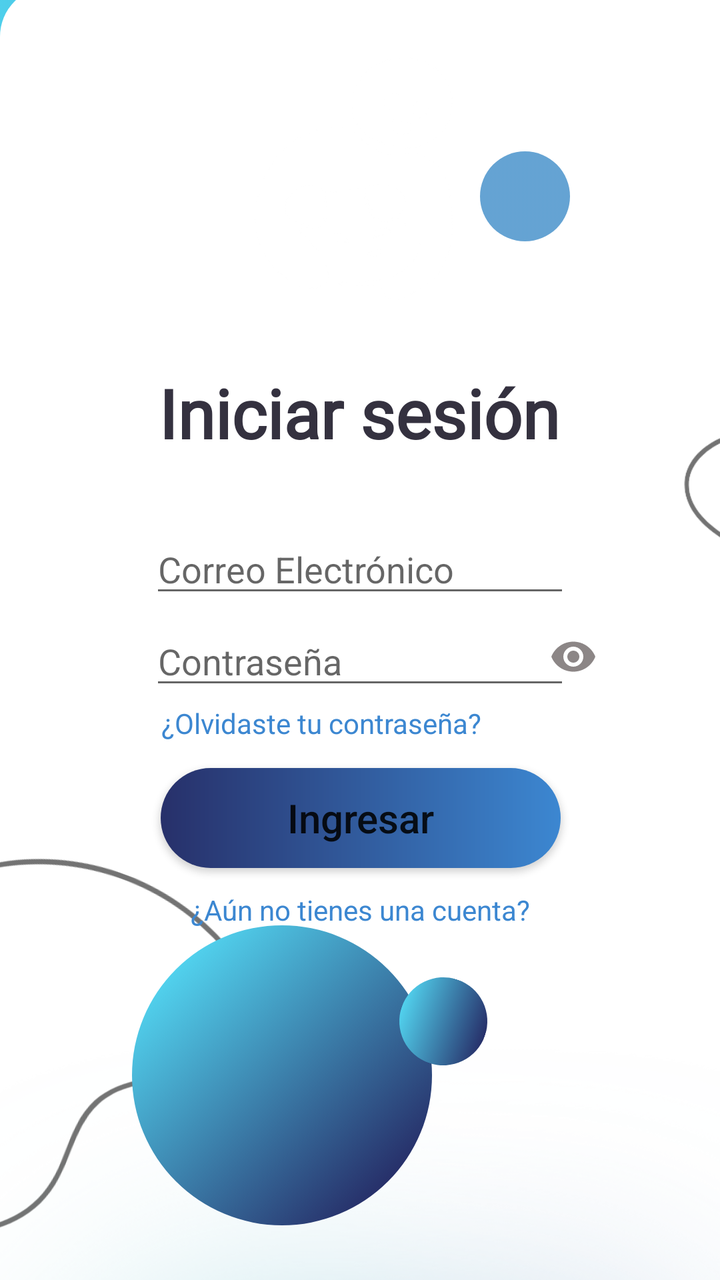
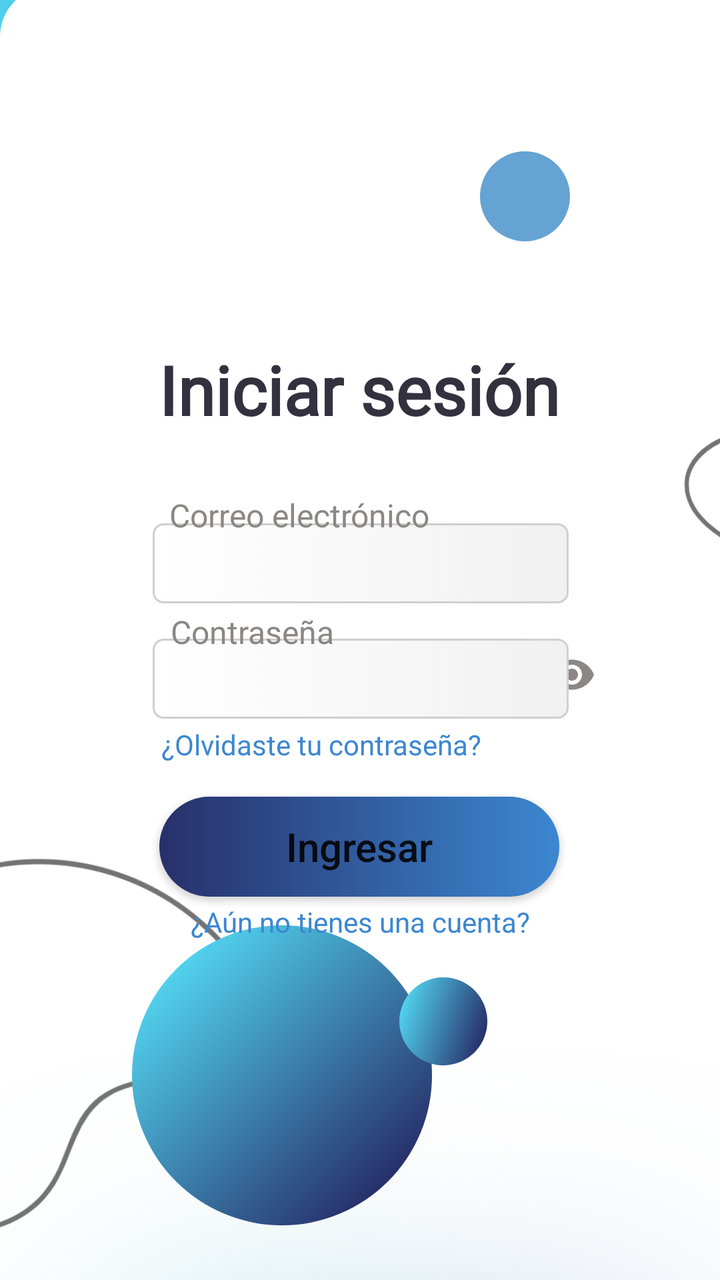

Before-and-after screenshots of an Android layout around one commit, followed by the original layout XML and the change that was made.
<!-- AndroidManifest.xml: application theme Theme.OnePetApp.NoActionBar -->
<!-- res/layout/activity_iniciarsesion.xml -->
<?xml version="1.0" encoding="utf-8"?>
<androidx.constraintlayout.widget.ConstraintLayout xmlns:android="http://schemas.android.com/apk/res/android"
    xmlns:app="http://schemas.android.com/apk/res-auto"
    xmlns:tools="http://schemas.android.com/tools"
    android:id="@+id/main"
    android:layout_width="match_parent"
    android:layout_height="match_parent"
    android:background="#61777C"
    android:backgroundTint="#52B6CC"
    tools:context=".iniciarsesion">

    <androidx.constraintlayout.widget.ConstraintLayout
        android:layout_width="match_parent"
        android:layout_height="match_parent"
        android:background="@drawable/fondologin"
        android:backgroundTint="#52B6CC"
        android:foregroundTint="#4ECFEB"
        app:backgroundTint="@null">

        <ImageView
            android:id="@+id/imageView55"
            android:layout_width="464dp"
            android:layout_height="216dp"
            app:layout_constraintBottom_toBottomOf="@+id/imageView28"
            app:layout_constraintTop_toTopOf="parent"
            app:layout_constraintVertical_bias="0.0"
            app:srcCompat="@drawable/fondosplash"
            tools:layout_editor_absoluteX="-21dp" />

        <ImageView
            android:id="@+id/imageView70"
            android:layout_width="163dp"
            android:layout_height="156dp"
            android:layout_marginEnd="272dp"
            android:rotation="53"
            app:layout_constraintBottom_toBottomOf="parent"
            app:layout_constraintEnd_toEndOf="parent"
            app:layout_constraintTop_toTopOf="parent"
            app:layout_constraintVertical_bias="0.147"
            app:srcCompat="@drawable/circuloop3" />

        <ImageView
            android:id="@+id/imageView72"
            android:layout_width="412dp"
            android:layout_height="246dp"
            android:alpha="0.2"
            app:layout_constraintBottom_toBottomOf="@+id/imageView28"
            app:layout_constraintEnd_toEndOf="parent"
            app:layout_constraintStart_toStartOf="parent"
            app:layout_constraintTop_toTopOf="parent"
            app:layout_constraintVertical_bias="0.318"
            app:srcCompat="@drawable/rectangulosombra" />

        <ImageView
            android:id="@+id/imageView28"
            android:layout_width="410dp"
            android:layout_height="647dp"
            app:layout_constraintBottom_toBottomOf="parent"
            app:layout_constraintEnd_toEndOf="parent"
            app:layout_constraintHorizontal_bias="0.0"
            app:layout_constraintStart_toStartOf="parent"
            app:layout_constraintTop_toTopOf="parent"
            app:layout_constraintVertical_bias="1.0"
            app:srcCompat="@drawable/rectangulowis" />

        <TextView
            android:id="@+id/textView10"
            android:layout_width="wrap_content"
            android:layout_height="wrap_content"
            android:fontFamily="@font/alata"
            android:text="Iniciar sesión"
            android:textColor="#34313F"
            android:textSize="34dp"
            android:textStyle="bold"
            app:layout_constraintBottom_toBottomOf="parent"
            app:layout_constraintEnd_toEndOf="parent"
            app:layout_constraintHorizontal_bias="0.497"
            app:layout_constraintStart_toStartOf="parent"
            app:layout_constraintTop_toTopOf="parent"
            app:layout_constraintVertical_bias="0.309" />

        <Button
            android:id="@+id/btniniciarsesionhome"
            android:layout_width="200dp"
            android:layout_height="50dp"
            android:background="@drawable/btnazul"
            android:text="Ingresar"
            android:textAllCaps="false"
            android:textSize="20sp"
            app:backgroundTint="@null"
            app:layout_constraintBottom_toBottomOf="@+id/imageView28"
            app:layout_constraintEnd_toEndOf="parent"
            app:layout_constraintHorizontal_bias="0.502"
            app:layout_constraintStart_toStartOf="parent"
            app:layout_constraintTop_toTopOf="parent"
            app:layout_constraintVertical_bias="0.651" />

        <EditText
            android:id="@+id/txtcorreoiniciar"
            android:layout_width="wrap_content"
            android:layout_height="wrap_content"
            android:ems="10"
            android:hint="Correo Electrónico"
            android:inputType="text"
            app:layout_constraintBottom_toBottomOf="parent"
            app:layout_constraintEnd_toEndOf="parent"
            app:layout_constraintStart_toStartOf="parent"
            app:layout_constraintTop_toTopOf="parent"
            app:layout_constraintVertical_bias="0.438" />

        <EditText
            android:id="@+id/txtcontrasenainicio"
            android:layout_width="wrap_content"
            android:layout_height="wrap_content"
            android:ems="10"
            android:hint="Contraseña"
            android:inputType="textPassword"
            app:layout_constraintBottom_toBottomOf="parent"
            app:layout_constraintEnd_toEndOf="parent"
            app:layout_constraintStart_toStartOf="parent"
            app:layout_constraintTop_toTopOf="parent"
            app:layout_constraintVertical_bias="0.515" />

        <TextView
            android:id="@+id/btnrecuperarcontra"
            android:layout_width="wrap_content"
            android:layout_height="wrap_content"
            android:text="¿Olvidaste tu contraseña?"
            android:textColor="#3C87D1"
            app:layout_constraintBottom_toBottomOf="parent"
            app:layout_constraintEnd_toEndOf="parent"
            app:layout_constraintHorizontal_bias="0.404"
            app:layout_constraintStart_toStartOf="parent"
            app:layout_constraintTop_toTopOf="parent"
            app:layout_constraintVertical_bias="0.567" />

        <ImageButton
            android:id="@+id/btnVolverIS"
            android:layout_width="wrap_content"
            android:layout_height="wrap_content"
            android:backgroundTint="#00FFFFFF"
            android:tint="#FFFFFF"
            app:layout_constraintBottom_toBottomOf="@+id/imageView28"
            app:layout_constraintEnd_toEndOf="parent"
            app:layout_constraintHorizontal_bias="0.044"
            app:layout_constraintStart_toStartOf="parent"
            app:layout_constraintTop_toTopOf="parent"
            app:layout_constraintVertical_bias="0.019"
            app:srcCompat="@drawable/baseline_arrow_back_ios_24" />

        <ImageView
            android:id="@+id/imageView111"
            android:layout_width="216dp"
            android:layout_height="228dp"
            android:layout_marginEnd="240dp"
            android:rotation="-70"
            android:rotationY="0"
            app:layout_constraintBottom_toBottomOf="parent"
            app:layout_constraintEnd_toEndOf="parent"
            app:layout_constraintTop_toTopOf="parent"
            app:layout_constraintVertical_bias="0.99"
            app:srcCompat="@drawable/blobdos" />

        <ImageView
            android:id="@+id/imageView60"
            android:layout_width="wrap_content"
            android:layout_height="wrap_content"
            android:layout_marginTop="392dp"
            app:layout_constraintEnd_toEndOf="parent"
            app:layout_constraintHorizontal_bias="0.0"
            app:layout_constraintStart_toStartOf="parent"
            app:layout_constraintTop_toTopOf="parent"
            app:srcCompat="@drawable/degcelesteinf" />

        <ImageView
            android:id="@+id/imageView67"
            android:layout_width="94dp"
            android:layout_height="206dp"
            android:layout_marginStart="332dp"
            app:layout_constraintBottom_toBottomOf="parent"
            app:layout_constraintStart_toStartOf="parent"
            app:layout_constraintTop_toTopOf="parent"
            app:layout_constraintVertical_bias="0.428"
            app:srcCompat="@drawable/halfblob1" />

        <ImageView
            android:id="@+id/imageView68"
            android:layout_width="124dp"
            android:layout_height="124dp"
            android:layout_marginStart="308dp"
            android:layout_marginBottom="732dp"
            android:alpha="0.6"
            android:rotation="23"
            app:layout_constraintBottom_toBottomOf="parent"
            app:layout_constraintStart_toStartOf="parent"
            app:srcCompat="@drawable/circuloop2" />

        <ImageView
            android:id="@+id/imageView69"
            android:layout_width="45dp"
            android:layout_height="45dp"
            android:alpha="0.8"
            app:layout_constraintBottom_toBottomOf="parent"
            app:layout_constraintEnd_toEndOf="parent"
            app:layout_constraintHorizontal_bias="0.762"
            app:layout_constraintStart_toStartOf="parent"
            app:layout_constraintTop_toTopOf="parent"
            app:layout_constraintVertical_bias="0.127"
            app:srcCompat="@drawable/circuloop2" />

        <ImageView
            android:id="@+id/imageView71"
            android:layout_width="122dp"
            android:layout_height="141dp"
            app:layout_constraintBottom_toBottomOf="@+id/imageView28"
            app:layout_constraintEnd_toEndOf="parent"
            app:layout_constraintHorizontal_bias="0.498"
            app:layout_constraintStart_toStartOf="parent"
            app:layout_constraintTop_toTopOf="parent"
            app:layout_constraintVertical_bias="0.038"
            app:srcCompat="@drawable/logowhite" />

        <ImageButton
            android:id="@+id/btnojolog"
            android:layout_width="wrap_content"
            android:layout_height="wrap_content"
            android:backgroundTint="#00FFFFFF"
            android:tint="#8C8686"
            app:layout_constraintBottom_toBottomOf="parent"
            app:layout_constraintEnd_toEndOf="parent"
            app:layout_constraintHorizontal_bias="0.842"
            app:layout_constraintStart_toStartOf="parent"
            app:layout_constraintTop_toTopOf="parent"
            app:layout_constraintVertical_bias="0.514"
            app:srcCompat="@drawable/eyeantifragile" />

        <ImageView
            android:id="@+id/imageView54"
            android:layout_width="150dp"
            android:layout_height="150dp"
            android:rotation="45"
            app:layout_constraintBottom_toBottomOf="parent"
            app:layout_constraintEnd_toEndOf="parent"
            app:layout_constraintHorizontal_bias="0.314"
            app:layout_constraintStart_toStartOf="parent"
            app:layout_constraintTop_toTopOf="parent"
            app:layout_constraintVertical_bias="0.944"
            app:srcCompat="@drawable/circulocelesteazul" />

        <ImageView
            android:id="@+id/imageView110"
            android:layout_width="44dp"
            android:layout_height="44dp"
            android:rotation="19"
            app:layout_constraintBottom_toBottomOf="@+id/imageView28"
            app:layout_constraintEnd_toEndOf="parent"
            app:layout_constraintHorizontal_bias="0.632"
            app:layout_constraintStart_toStartOf="parent"
            app:layout_constraintTop_toTopOf="parent"
            app:layout_constraintVertical_bias="0.82"
            app:srcCompat="@drawable/circulocelesteazul" />

        <ImageView
            android:id="@+id/imageView64"
            android:layout_width="wrap_content"
            android:layout_height="wrap_content"
            android:layout_marginTop="684dp"
            app:layout_constraintEnd_toEndOf="parent"
            app:layout_constraintHorizontal_bias="0.992"
            app:layout_constraintStart_toStartOf="parent"
            app:layout_constraintTop_toTopOf="parent"
            app:srcCompat="@drawable/imagenconejo1" />

        <TextView
            android:id="@+id/txtNoCuenta"
            android:layout_width="wrap_content"
            android:layout_height="wrap_content"
            android:text="¿Aún no tienes una cuenta?"
            android:textColor="#3C87D1"
            app:layout_constraintBottom_toBottomOf="parent"
            app:layout_constraintEnd_toEndOf="parent"
            app:layout_constraintStart_toStartOf="parent"
            app:layout_constraintTop_toTopOf="parent"
            app:layout_constraintVertical_bias="0.717" />

    </androidx.constraintlayout.widget.ConstraintLayout>

</androidx.constraintlayout.widget.ConstraintLayout>
<!-- resources referenced by this layout -->
<resources>
  <!-- drawable baseline_arrow_back_ios_24 (drawable) -->
  <vector xmlns:android="http://schemas.android.com/apk/res/android" android:autoMirrored="true" android:height="24dp" android:tint="#000000" android:viewportHeight="24" android:viewportWidth="24" android:width="24dp">
        
      <path android:fillColor="@android:color/white" android:pathData="M11.67,3.87L9.9,2.1 0,12l9.9,9.9 1.77,-1.77L3.54,12z"/>
      
  </vector>
  <!-- drawable btnazul (drawable) -->
  <?xml version="1.0" encoding="utf-8"?>
  <shape xmlns:android="http://schemas.android.com/apk/res/android"
      android:shape="rectangle">
      <gradient
          android:startColor="#27306A"
          android:endColor="#3C87D1">
      </gradient>
      <corners android:radius="1000dp"></corners>
  </shape>
  <!-- drawable circulocelesteazul (drawable) -->
  <?xml version="1.0" encoding="utf-8"?>
  <selector xmlns:android="http://schemas.android.com/apk/res/android">
      <item>
          <shape>
              <gradient
                  android:startColor="#51D1ED"
                  android:endColor="#27306A">
              </gradient>
              <corners android:radius="1000dp"></corners>
          </shape>
      </item>
  </selector>
  <!-- drawable circuloop2 (drawable) -->
  <?xml version="1.0" encoding="utf-8"?>
  <selector xmlns:android="http://schemas.android.com/apk/res/android">
      <item>
          <shape>
              <gradient
                  android:startColor="#3e8cc8"
                  android:endColor="#3e8cc8">
              </gradient>
              <corners android:radius="1000dp"></corners>
          </shape>
      </item>
  </selector>
  <!-- drawable circuloop3 (drawable) -->
  <?xml version="1.0" encoding="utf-8"?>
  <selector xmlns:android="http://schemas.android.com/apk/res/android">
      <item>
          <shape>
              <gradient
                  android:startColor="#65b0eb"
                  android:endColor="#65b0eb">
              </gradient>
              <corners android:radius="1000dp"></corners>
          </shape>
      </item>
  </selector>
  <!-- drawable fondologin (drawable) -->
  <?xml version="1.0" encoding="utf-8"?>
  <selector xmlns:android="http://schemas.android.com/apk/res/android">
      <item>
          <shape>
              <gradient
                  android:startColor="#CAF4FF"
                  android:endColor="#52B6CC">
              </gradient>
              <corners android:radius="0dp"></corners>
          </shape>
      </item>
  </selector>
  <!-- drawable fondosplash (drawable) -->
  <?xml version="1.0" encoding="utf-8"?>
  <selector xmlns:android="http://schemas.android.com/apk/res/android">
      <item>
          <shape>
              <gradient
                  android:startColor="#4ECFEB"
                  android:endColor="#27306A">
              </gradient>
              <corners android:radius="0dp"></corners>
          </shape>
      </item>
  </selector>
  <!-- drawable rectangulosombra (drawable) -->
  <?xml version="1.0" encoding="utf-8"?>
  <selector xmlns:android="http://schemas.android.com/apk/res/android">
      <item>
          <shape>
              <gradient
                  android:startColor="#737373"
                  android:endColor="#737373">
              </gradient>
              <corners android:radius="25dp"></corners>
          </shape>
      </item>
  </selector>
  <style name="Theme.OnePetApp.NoActionBar">
          <item name="windowActionBar">false</item>
          <item name="windowNoTitle">true</item>
      </style>
  <!-- unchanged entries left out for length: 7 -->
</resources>

<!-- the commit's change to res/layout/activity_iniciarsesion.xml (unified diff, before → after) -->
@@ -77,7 +77,156 @@
             app:layout_constraintHorizontal_bias="0.497"
             app:layout_constraintStart_toStartOf="parent"
             app:layout_constraintTop_toTopOf="parent"
-            app:layout_constraintVertical_bias="0.309" />
+            app:layout_constraintVertical_bias="0.289" />
+
+        <ImageButton
+            android:id="@+id/btnVolverIS"
+            android:layout_width="wrap_content"
+            android:layout_height="wrap_content"
+            android:backgroundTint="#00FFFFFF"
+            android:tint="#FFFFFF"
+            app:layout_constraintBottom_toBottomOf="@+id/imageView28"
+            app:layout_constraintEnd_toEndOf="parent"
+            app:layout_constraintHorizontal_bias="0.044"
+            app:layout_constraintStart_toStartOf="parent"
+            app:layout_constraintTop_toTopOf="parent"
+            app:layout_constraintVertical_bias="0.019"
+            app:srcCompat="@drawable/baseline_arrow_back_ios_24" />
+
+        <ImageView
+            android:id="@+id/imageView111"
+            android:layout_width="216dp"
+            android:layout_height="228dp"
+            android:layout_marginEnd="240dp"
+            android:rotation="-70"
+            android:rotationY="0"
+            app:layout_constraintBottom_toBottomOf="parent"
+            app:layout_constraintEnd_toEndOf="parent"
+            app:layout_constraintTop_toTopOf="parent"
+            app:layout_constraintVertical_bias="0.99"
+            app:srcCompat="@drawable/blobdos" />
+
+        <ImageView
+            android:id="@+id/imageView60"
+            android:layout_width="wrap_content"
+            android:layout_height="wrap_content"
+            android:layout_marginTop="392dp"
+            app:layout_constraintEnd_toEndOf="parent"
+            app:layout_constraintHorizontal_bias="0.0"
+            app:layout_constraintStart_toStartOf="parent"
+            app:layout_constraintTop_toTopOf="parent"
+            app:srcCompat="@drawable/degcelesteinf" />
+
+        <ImageView
+            android:id="@+id/imageView67"
+            android:layout_width="94dp"
+            android:layout_height="206dp"
+            android:layout_marginStart="332dp"
+            app:layout_constraintBottom_toBottomOf="parent"
+            app:layout_constraintStart_toStartOf="parent"
+            app:layout_constraintTop_toTopOf="parent"
+            app:layout_constraintVertical_bias="0.428"
+            app:srcCompat="@drawable/halfblob1" />
+
+        <ImageView
+            android:id="@+id/imageView68"
+            android:layout_width="124dp"
+            android:layout_height="124dp"
+            android:layout_marginStart="308dp"
+            android:layout_marginBottom="732dp"
+            android:alpha="0.6"
+            android:rotation="23"
+            app:layout_constraintBottom_toBottomOf="parent"
+            app:layout_constraintStart_toStartOf="parent"
+            app:srcCompat="@drawable/circuloop2" />
+
+        <ImageView
+            android:id="@+id/imageView69"
+            android:layout_width="45dp"
+            android:layout_height="45dp"
+            android:alpha="0.8"
+            app:layout_constraintBottom_toBottomOf="parent"
+            app:layout_constraintEnd_toEndOf="parent"
+            app:layout_constraintHorizontal_bias="0.762"
+            app:layout_constraintStart_toStartOf="parent"
+            app:layout_constraintTop_toTopOf="parent"
+            app:layout_constraintVertical_bias="0.127"
+            app:srcCompat="@drawable/circuloop2" />
+
+        <ImageView
+            android:id="@+id/imageView71"
+            android:layout_width="122dp"
+            android:layout_height="141dp"
+            app:layout_constraintBottom_toBottomOf="@+id/imageView28"
+            app:layout_constraintEnd_toEndOf="parent"
+            app:layout_constraintHorizontal_bias="0.498"
+            app:layout_constraintStart_toStartOf="parent"
+            app:layout_constraintTop_toTopOf="parent"
+            app:layout_constraintVertical_bias="0.038"
+            app:srcCompat="@drawable/logowhite" />
+
+        <ImageView
+            android:id="@+id/imageView54"
+            android:layout_width="150dp"
+            android:layout_height="150dp"
+            android:rotation="45"
+            app:layout_constraintBottom_toBottomOf="parent"
+            app:layout_constraintEnd_toEndOf="parent"
+            app:layout_constraintHorizontal_bias="0.314"
+            app:layout_constraintStart_toStartOf="parent"
+            app:layout_constraintTop_toTopOf="parent"
+            app:layout_constraintVertical_bias="0.944"
+            app:srcCompat="@drawable/circulocelesteazul" />
+
+        <ImageView
+            android:id="@+id/imageView110"
+            android:layout_width="44dp"
+            android:layout_height="44dp"
+            android:rotation="19"
+            app:layout_constraintBottom_toBottomOf="@+id/imageView28"
+            app:layout_constraintEnd_toEndOf="parent"
+            app:layout_constraintHorizontal_bias="0.632"
+            app:layout_constraintStart_toStartOf="parent"
+            app:layout_constraintTop_toTopOf="parent"
+            app:layout_constraintVertical_bias="0.82"
+            app:srcCompat="@drawable/circulocelesteazul" />
+
+        <ImageView
+            android:id="@+id/imageView64"
+            android:layout_width="wrap_content"
+            android:layout_height="wrap_content"
+            android:layout_marginTop="684dp"
+            app:layout_constraintEnd_toEndOf="parent"
+            app:layout_constraintHorizontal_bias="0.992"
+            app:layout_constraintStart_toStartOf="parent"
+            app:layout_constraintTop_toTopOf="parent"
+            app:srcCompat="@drawable/imagenconejo1" />
+
+        <ImageButton
+            android:id="@+id/btnojolog"
+            android:layout_width="wrap_content"
+            android:layout_height="wrap_content"
+            android:backgroundTint="#00FFFFFF"
+            android:tint="#8C8686"
+            app:layout_constraintBottom_toBottomOf="parent"
+            app:layout_constraintEnd_toEndOf="parent"
+            app:layout_constraintHorizontal_bias="0.84"
+            app:layout_constraintStart_toStartOf="parent"
+            app:layout_constraintTop_toTopOf="parent"
+            app:layout_constraintVertical_bias="0.529"
+            app:srcCompat="@drawable/eyeantifragile" />
+
+        <TextView
+            android:id="@+id/txtNoCuenta"
+            android:layout_width="wrap_content"
+            android:layout_height="wrap_content"
+            android:text="¿Aún no tienes una cuenta?"
+            android:textColor="#3C87D1"
+            app:layout_constraintBottom_toBottomOf="parent"
+            app:layout_constraintEnd_toEndOf="parent"
+            app:layout_constraintStart_toStartOf="parent"
+            app:layout_constraintTop_toTopOf="parent"
+            app:layout_constraintVertical_bias="0.727" />
 
         <Button
             android:id="@+id/btniniciarsesionhome"
@@ -90,36 +239,40 @@
             app:backgroundTint="@null"
             app:layout_constraintBottom_toBottomOf="@+id/imageView28"
             app:layout_constraintEnd_toEndOf="parent"
-            app:layout_constraintHorizontal_bias="0.502"
-            app:layout_constraintStart_toStartOf="parent"
-            app:layout_constraintTop_toTopOf="parent"
-            app:layout_constraintVertical_bias="0.651" />
+            app:layout_constraintHorizontal_bias="0.497"
+            app:layout_constraintStart_toStartOf="parent"
+            app:layout_constraintTop_toTopOf="parent"
+            app:layout_constraintVertical_bias="0.675" />
 
         <EditText
             android:id="@+id/txtcorreoiniciar"
-            android:layout_width="wrap_content"
-            android:layout_height="wrap_content"
+            android:layout_width="208dp"
+            android:layout_height="40dp"
+            android:background="@drawable/bordecajasg"
             android:ems="10"
-            android:hint="Correo Electrónico"
             android:inputType="text"
-            app:layout_constraintBottom_toBottomOf="parent"
-            app:layout_constraintEnd_toEndOf="parent"
-            app:layout_constraintStart_toStartOf="parent"
-            app:layout_constraintTop_toTopOf="parent"
-            app:layout_constraintVertical_bias="0.438" />
+            android:padding="7dp"
+            app:layout_constraintBottom_toBottomOf="parent"
+            app:layout_constraintEnd_toEndOf="parent"
+            app:layout_constraintHorizontal_bias="0.502"
+            app:layout_constraintStart_toStartOf="parent"
+            app:layout_constraintTop_toTopOf="parent"
+            app:layout_constraintVertical_bias="0.436" />
 
         <EditText
             android:id="@+id/txtcontrasenainicio"
-            android:layout_width="wrap_content"
-            android:layout_height="wrap_content"
+            android:layout_width="208dp"
+            android:layout_height="40dp"
+            android:background="@drawable/bordecajasg"
             android:ems="10"
-            android:hint="Contraseña"
             android:inputType="textPassword"
-            app:layout_constraintBottom_toBottomOf="parent"
-            app:layout_constraintEnd_toEndOf="parent"
-            app:layout_constraintStart_toStartOf="parent"
-            app:layout_constraintTop_toTopOf="parent"
-            app:layout_constraintVertical_bias="0.515" />
+            android:padding="7dp"
+            app:layout_constraintBottom_toBottomOf="parent"
+            app:layout_constraintEnd_toEndOf="parent"
+            app:layout_constraintHorizontal_bias="0.502"
+            app:layout_constraintStart_toStartOf="parent"
+            app:layout_constraintTop_toTopOf="parent"
+            app:layout_constraintVertical_bias="0.532" />
 
         <TextView
             android:id="@+id/btnrecuperarcontra"
@@ -132,156 +285,35 @@
             app:layout_constraintHorizontal_bias="0.404"
             app:layout_constraintStart_toStartOf="parent"
             app:layout_constraintTop_toTopOf="parent"
-            app:layout_constraintVertical_bias="0.567" />
-
-        <ImageButton
-            android:id="@+id/btnVolverIS"
-            android:layout_width="wrap_content"
-            android:layout_height="wrap_content"
-            android:backgroundTint="#00FFFFFF"
-            android:tint="#FFFFFF"
-            app:layout_constraintBottom_toBottomOf="@+id/imageView28"
-            app:layout_constraintEnd_toEndOf="parent"
-            app:layout_constraintHorizontal_bias="0.044"
-            app:layout_constraintStart_toStartOf="parent"
-            app:layout_constraintTop_toTopOf="parent"
-            app:layout_constraintVertical_bias="0.019"
-            app:srcCompat="@drawable/baseline_arrow_back_ios_24" />
-
-        <ImageView
-            android:id="@+id/imageView111"
-            android:layout_width="216dp"
-            android:layout_height="228dp"
-            android:layout_marginEnd="240dp"
-            android:rotation="-70"
-            android:rotationY="0"
-            app:layout_constraintBottom_toBottomOf="parent"
-            app:layout_constraintEnd_toEndOf="parent"
-            app:layout_constraintTop_toTopOf="parent"
-            app:layout_constraintVertical_bias="0.99"
-            app:srcCompat="@drawable/blobdos" />
-
-        <ImageView
-            android:id="@+id/imageView60"
-            android:layout_width="wrap_content"
-            android:layout_height="wrap_content"
-            android:layout_marginTop="392dp"
-            app:layout_constraintEnd_toEndOf="parent"
-            app:layout_constraintHorizontal_bias="0.0"
-            app:layout_constraintStart_toStartOf="parent"
-            app:layout_constraintTop_toTopOf="parent"
-            app:srcCompat="@drawable/degcelesteinf" />
-
-        <ImageView
-            android:id="@+id/imageView67"
-            android:layout_width="94dp"
-            android:layout_height="206dp"
-            android:layout_marginStart="332dp"
-            app:layout_constraintBottom_toBottomOf="parent"
-            app:layout_constraintStart_toStartOf="parent"
-            app:layout_constraintTop_toTopOf="parent"
-            app:layout_constraintVertical_bias="0.428"
-            app:srcCompat="@drawable/halfblob1" />
-
-        <ImageView
-            android:id="@+id/imageView68"
-            android:layout_width="124dp"
-            android:layout_height="124dp"
-            android:layout_marginStart="308dp"
-            android:layout_marginBottom="732dp"
-            android:alpha="0.6"
-            android:rotation="23"
-            app:layout_constraintBottom_toBottomOf="parent"
-            app:layout_constraintStart_toStartOf="parent"
-            app:srcCompat="@drawable/circuloop2" />
-
-        <ImageView
-            android:id="@+id/imageView69"
-            android:layout_width="45dp"
-            android:layout_height="45dp"
-            android:alpha="0.8"
-            app:layout_constraintBottom_toBottomOf="parent"
-            app:layout_constraintEnd_toEndOf="parent"
-            app:layout_constraintHorizontal_bias="0.762"
-            app:layout_constraintStart_toStartOf="parent"
-            app:layout_constraintTop_toTopOf="parent"
-            app:layout_constraintVertical_bias="0.127"
-            app:srcCompat="@drawable/circuloop2" />
-
-        <ImageView
-            android:id="@+id/imageView71"
-            android:layout_width="122dp"
-            android:layout_height="141dp"
-            app:layout_constraintBottom_toBottomOf="@+id/imageView28"
-            app:layout_constraintEnd_toEndOf="parent"
-            app:layout_constraintHorizontal_bias="0.498"
-            app:layout_constraintStart_toStartOf="parent"
-            app:layout_constraintTop_toTopOf="parent"
-            app:layout_constraintVertical_bias="0.038"
-            app:srcCompat="@drawable/logowhite" />
-
-        <ImageButton
-            android:id="@+id/btnojolog"
-            android:layout_width="wrap_content"
-            android:layout_height="wrap_content"
-            android:backgroundTint="#00FFFFFF"
-            android:tint="#8C8686"
-            app:layout_constraintBottom_toBottomOf="parent"
-            app:layout_constraintEnd_toEndOf="parent"
-            app:layout_constraintHorizontal_bias="0.842"
-            app:layout_constraintStart_toStartOf="parent"
-            app:layout_constraintTop_toTopOf="parent"
-            app:layout_constraintVertical_bias="0.514"
-            app:srcCompat="@drawable/eyeantifragile" />
-
-        <ImageView
-            android:id="@+id/imageView54"
-            android:layout_width="150dp"
-            android:layout_height="150dp"
-            android:rotation="45"
-            app:layout_constraintBottom_toBottomOf="parent"
-            app:layout_constraintEnd_toEndOf="parent"
-            app:layout_constraintHorizontal_bias="0.314"
-            app:layout_constraintStart_toStartOf="parent"
-            app:layout_constraintTop_toTopOf="parent"
-            app:layout_constraintVertical_bias="0.944"
-            app:srcCompat="@drawable/circulocelesteazul" />
-
-        <ImageView
-            android:id="@+id/imageView110"
-            android:layout_width="44dp"
-            android:layout_height="44dp"
-            android:rotation="19"
-            app:layout_constraintBottom_toBottomOf="@+id/imageView28"
-            app:layout_constraintEnd_toEndOf="parent"
-            app:layout_constraintHorizontal_bias="0.632"
-            app:layout_constraintStart_toStartOf="parent"
-            app:layout_constraintTop_toTopOf="parent"
-            app:layout_constraintVertical_bias="0.82"
-            app:srcCompat="@drawable/circulocelesteazul" />
-
-        <ImageView
-            android:id="@+id/imageView64"
-            android:layout_width="wrap_content"
-            android:layout_height="wrap_content"
-            android:layout_marginTop="684dp"
-            app:layout_constraintEnd_toEndOf="parent"
-            app:layout_constraintHorizontal_bias="0.992"
-            app:layout_constraintStart_toStartOf="parent"
-            app:layout_constraintTop_toTopOf="parent"
-            app:srcCompat="@drawable/imagenconejo1" />
-
-        <TextView
-            android:id="@+id/txtNoCuenta"
-            android:layout_width="wrap_content"
-            android:layout_height="wrap_content"
-            android:text="¿Aún no tienes una cuenta?"
-            android:textColor="#3C87D1"
-            app:layout_constraintBottom_toBottomOf="parent"
-            app:layout_constraintEnd_toEndOf="parent"
-            app:layout_constraintStart_toStartOf="parent"
-            app:layout_constraintTop_toTopOf="parent"
-            app:layout_constraintVertical_bias="0.717" />
+            app:layout_constraintVertical_bias="0.584" />
+
+        <TextView
+            android:id="@+id/textView47"
+            android:layout_width="wrap_content"
+            android:layout_height="wrap_content"
+            android:text="Correo electrónico"
+            android:textColor="#8C8686"
+            android:textSize="16sp"
+            app:layout_constraintBottom_toBottomOf="parent"
+            app:layout_constraintEnd_toEndOf="parent"
+            app:layout_constraintHorizontal_bias="0.368"
+            app:layout_constraintStart_toStartOf="parent"
+            app:layout_constraintTop_toTopOf="parent"
+            app:layout_constraintVertical_bias="0.399" />
+
+        <TextView
+            android:id="@+id/textView48"
+            android:layout_width="wrap_content"
+            android:layout_height="wrap_content"
+            android:text="Contraseña"
+            android:textColor="#8C8686"
+            android:textSize="16sp"
+            app:layout_constraintBottom_toBottomOf="parent"
+            app:layout_constraintEnd_toEndOf="parent"
+            app:layout_constraintHorizontal_bias="0.307"
+            app:layout_constraintStart_toStartOf="parent"
+            app:layout_constraintTop_toTopOf="parent"
+            app:layout_constraintVertical_bias="0.493" />
 
     </androidx.constraintlayout.widget.ConstraintLayout>
 
<!-- resource entries referenced after the edit -->
@@ -6,6 +6,22 @@
       <path android:fillColor="@android:color/white" android:pathData="M11.67,3.87L9.9,2.1 0,12l9.9,9.9 1.77,-1.77L3.54,12z"/>
       
   </vector>
+  <!-- drawable bordecajasg (drawable) -->
+  <?xml version="1.0" encoding="utf-8"?>
+  <selector xmlns:android="http://schemas.android.com/apk/res/android">
+      <item>
+          <shape>
+              <gradient
+                  android:startColor="#ffffff"
+                  android:endColor="#f1f1f1">
+              </gradient>
+              <corners android:radius="5dp">
+              </corners>
+              <stroke android:width="1dp"
+                  android:color="#cfcfcf" />
+          </shape>
+      </item>
+  </selector>
   <!-- drawable btnazul (drawable) -->
   <?xml version="1.0" encoding="utf-8"?>
   <shape xmlns:android="http://schemas.android.com/apk/res/android"
